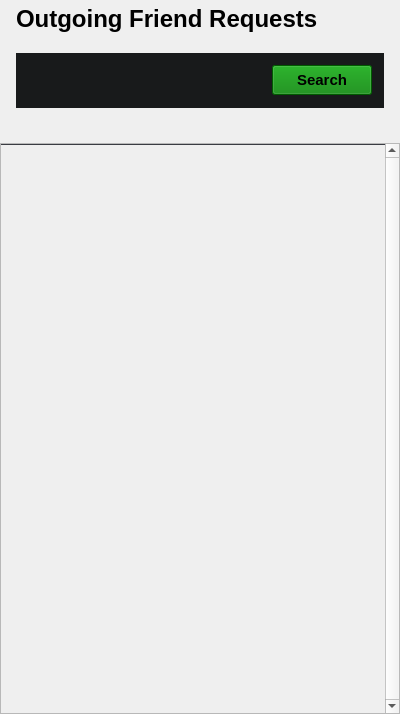
First picture: the form in outgoingpage.ui, repository Didi305/Discard, before the edit.
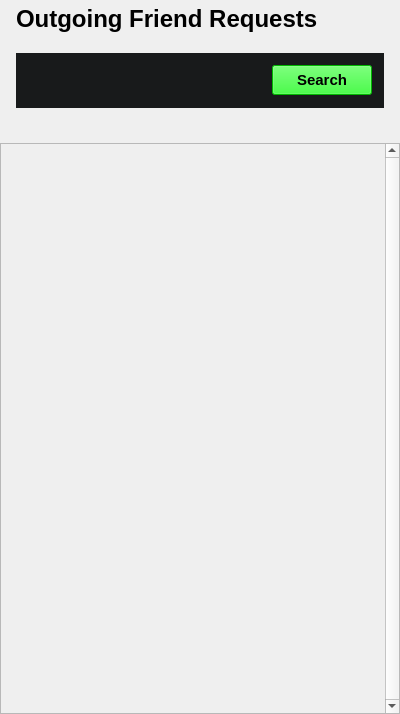
Second picture: the form after the edit.

Diff of the .ui file:
```diff
--- a/outgoingpage.ui
+++ b/outgoingpage.ui
@@ -126,7 +126,7 @@
            <cursorShape>PointingHandCursor</cursorShape>
           </property>
           <property name="styleSheet">
-           <string notr="true">background-color: green</string>
+           <string notr="true">background-color: lime;</string>
           </property>
           <property name="text">
            <string>Search</string>
@@ -144,9 +144,7 @@
    <item>
     <widget class="QScrollArea" name="scrollAreaOutgoing">
      <property name="styleSheet">
-      <string notr="true">#scrollAreaPending {
-	border-top: 1px solid #3a3c43;
-}</string>
+      <string notr="true"/>
      </property>
      <property name="verticalScrollBarPolicy">
       <enum>Qt::ScrollBarPolicy::ScrollBarAlwaysOn</enum>
@@ -176,16 +174,14 @@
        </sizepolicy>
       </property>
       <property name="styleSheet">
-       <string notr="true">#scrollAreaWidgetContents {
-	border-top: 1px solid #3a3c43;
-}</string>
+       <string notr="true"/>
       </property>
       <layout class="QVBoxLayout" name="verticalLayout_5">
        <property name="spacing">
         <number>0</number>
        </property>
        <property name="leftMargin">
-        <number>15</number>
+        <number>0</number>
        </property>
        <property name="topMargin">
         <number>0</number>
```
